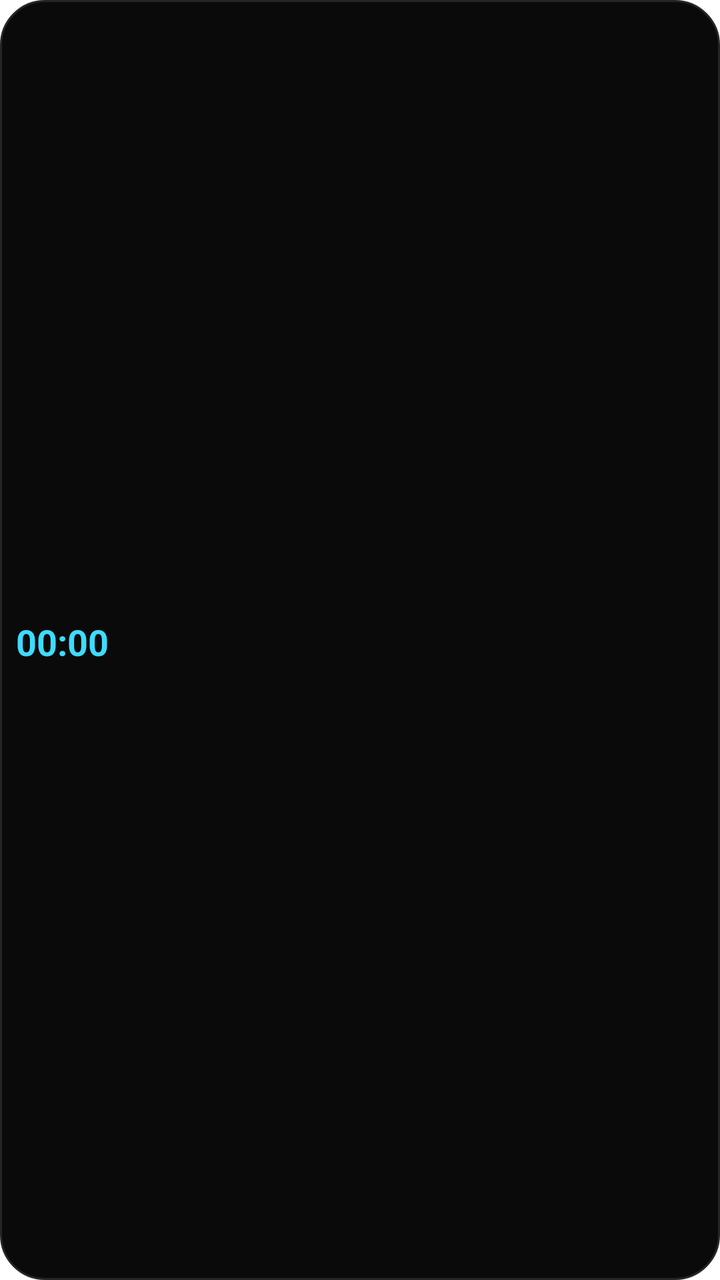
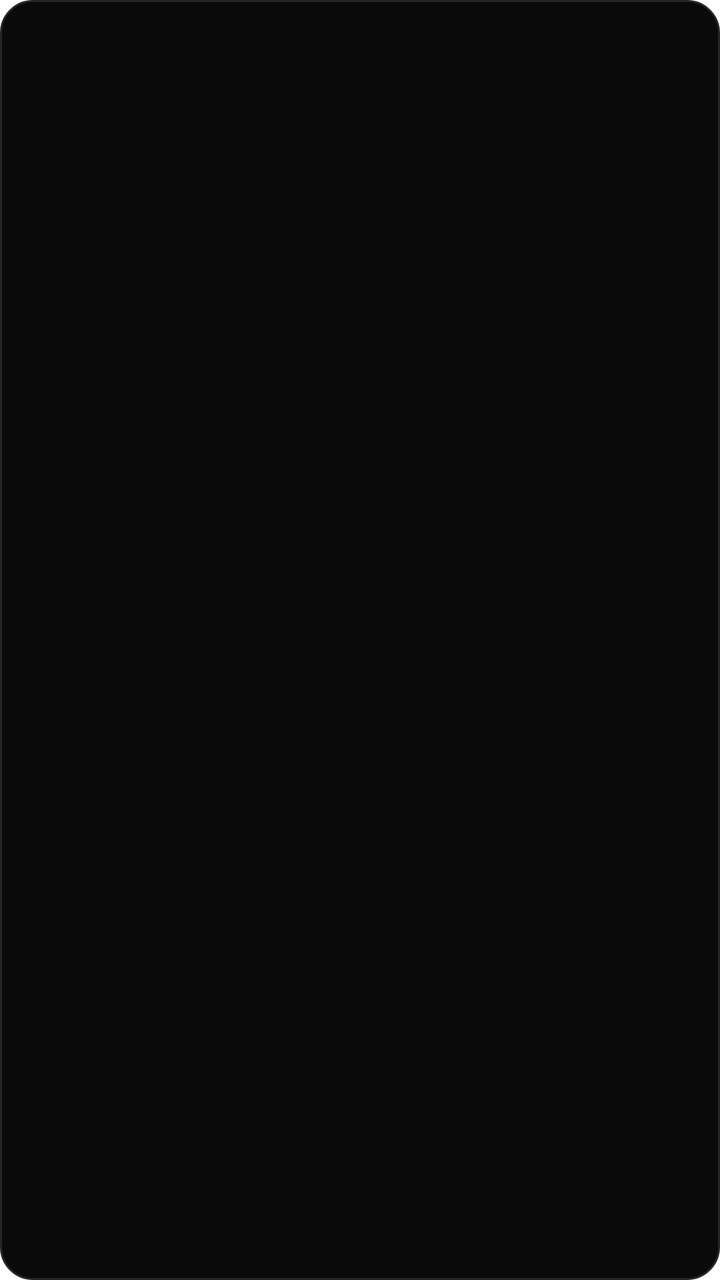

Two renders of the same Android screen: before a commit and after it. Below are the layout's source before the change and the commit's diff.
<!-- AndroidManifest.xml: fallback theme Theme.MaterialComponents.DayNight.NoActionBar -->
<!-- res/layout/pulso_widget_small.xml -->
<?xml version="1.0" encoding="utf-8"?>
<LinearLayout xmlns:android="http://schemas.android.com/apk/res/android"
    android:id="@+id/pulso_widget_root"
    android:layout_width="match_parent"
    android:layout_height="match_parent"
    android:orientation="vertical"
    android:gravity="center_vertical"
    android:background="@drawable/pulso_widget_card"
    android:padding="8dp">

    <TextView
        android:id="@+id/pulso_current"
        android:layout_width="match_parent"
        android:layout_height="wrap_content"
        android:textSize="11sp"
        android:textStyle="bold"
        android:textColor="#FAFAFA"
        android:maxLines="1"
        android:ellipsize="end" />

    <Chronometer
        android:id="@+id/pulso_chronometer"
        android:layout_width="match_parent"
        android:layout_height="wrap_content"
        android:layout_marginTop="2dp"
        android:textSize="18sp"
        android:textStyle="bold"
        android:textColor="#3DDCFF"
        android:includeFontPadding="false" />

    <TextView
        android:id="@+id/pulso_rest_idle"
        android:layout_width="match_parent"
        android:layout_height="wrap_content"
        android:layout_marginTop="2dp"
        android:text="LISTO"
        android:textSize="11sp"
        android:textStyle="bold"
        android:letterSpacing="0.1"
        android:textColor="#5A5A62"
        android:includeFontPadding="false"
        android:visibility="gone" />

    <TextView
        android:id="@+id/pulso_next"
        android:layout_width="match_parent"
        android:layout_height="wrap_content"
        android:layout_marginTop="2dp"
        android:textSize="8sp"
        android:textColor="#5A5A62"
        android:maxLines="1"
        android:ellipsize="end" />
</LinearLayout>
<!-- resources referenced by this layout -->
<resources>
  <!-- drawable pulso_widget_card (drawable) -->
  <?xml version="1.0" encoding="utf-8"?>
  <shape xmlns:android="http://schemas.android.com/apk/res/android"
      android:shape="rectangle">
      <solid android:color="#0A0A0B" />
      <stroke
          android:width="1dp"
          android:color="#26262A" />
      <corners android:radius="22dp" />
  </shape>
</resources>

<!-- the commit's change to res/layout/pulso_widget_small.xml (unified diff, before → after) -->
@@ -4,7 +4,7 @@
     android:layout_width="match_parent"
     android:layout_height="match_parent"
     android:orientation="vertical"
-    android:gravity="center_vertical"
+    android:gravity="center"
     android:background="@drawable/pulso_widget_card"
     android:padding="8dp">
 
@@ -12,33 +12,34 @@
         android:id="@+id/pulso_current"
         android:layout_width="match_parent"
         android:layout_height="wrap_content"
-        android:textSize="11sp"
-        android:textStyle="bold"
+        android:gravity="center"
+        android:maxLines="1"
+        android:ellipsize="end"
         android:textColor="#FAFAFA"
-        android:maxLines="1"
-        android:ellipsize="end" />
+        android:textSize="12sp"
+        android:textStyle="bold" />
 
     <Chronometer
         android:id="@+id/pulso_chronometer"
-        android:layout_width="match_parent"
+        android:layout_width="wrap_content"
         android:layout_height="wrap_content"
         android:layout_marginTop="2dp"
-        android:textSize="18sp"
+        android:includeFontPadding="false"
+        android:textColor="#3DDCFF"
+        android:textSize="20sp"
         android:textStyle="bold"
-        android:textColor="#3DDCFF"
-        android:includeFontPadding="false" />
+        android:visibility="gone" />
 
     <TextView
         android:id="@+id/pulso_rest_idle"
-        android:layout_width="match_parent"
+        android:layout_width="wrap_content"
         android:layout_height="wrap_content"
         android:layout_marginTop="2dp"
+        android:includeFontPadding="false"
         android:text="LISTO"
-        android:textSize="11sp"
+        android:textColor="#E8FF59"
+        android:textSize="12sp"
         android:textStyle="bold"
-        android:letterSpacing="0.1"
-        android:textColor="#5A5A62"
-        android:includeFontPadding="false"
         android:visibility="gone" />
 
     <TextView
@@ -46,8 +47,20 @@
         android:layout_width="match_parent"
         android:layout_height="wrap_content"
         android:layout_marginTop="2dp"
-        android:textSize="8sp"
-        android:textColor="#5A5A62"
+        android:gravity="center"
         android:maxLines="1"
-        android:ellipsize="end" />
+        android:ellipsize="end"
+        android:textColor="#8A8A93"
+        android:textSize="9sp" />
+
+    <ProgressBar
+        android:id="@+id/pulso_set_progress"
+        style="?android:attr/progressBarStyleHorizontal"
+        android:layout_width="match_parent"
+        android:layout_height="3dp"
+        android:layout_marginTop="5dp"
+        android:indeterminate="false"
+        android:progressBackgroundTint="#26262A"
+        android:progressTint="#E8FF59"
+        android:visibility="gone" />
 </LinearLayout>
<!-- resource entries referenced after the edit -->
@@ -8,7 +8,7 @@
       <stroke
           android:width="1dp"
           android:color="#26262A" />
-      <corners android:radius="22dp" />
+      <corners android:radius="16dp" />
   </shape>
 </resources>
 
